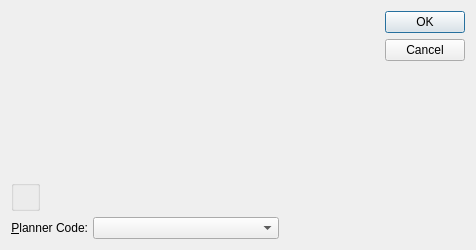
Before: the Qt Designer form guiclient/assignItemToPlannerCode.ui in knowhow/xtuple, drawn with Qt 5.
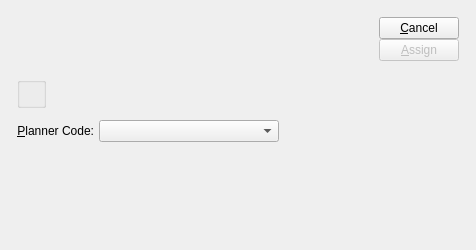
After: the same form once the commit is applied. Custom widgets are drawn as their Qt base class.

What changed in the file:
```diff
--- a/guiclient/assignItemToPlannerCode.ui
+++ b/guiclient/assignItemToPlannerCode.ui
@@ -20,48 +20,112 @@
   <property name="windowTitle">
    <string>Assign Item to Planner Code</string>
   </property>
-  <layout class="QGridLayout" name="gridLayout">
-   <item row="0" column="0">
-    <layout class="QHBoxLayout" name="horizontalLayout">
+  <layout class="QVBoxLayout" >
+   <property name="spacing" >
+    <number>0</number>
+   </property>
+   <property name="margin" >
+    <number>5</number>
+   </property>
      <item>
-      <widget class="ItemCluster" name="_item"/>
+    <layout class="QVBoxLayout" >
+     <property name="spacing" >
+      <number>12</number>
+     </property>
+     <property name="margin" >
+      <number>12</number>
+     </property>
+     <item>
+      <layout class="QHBoxLayout" >
+       <property name="spacing" >
+        <number>5</number>
+       </property>
+       <item>
+        <widget class="ItemCluster" name="_item" />
      </item>
      <item>
-      <spacer name="Spacer33">
-       <property name="orientation">
+        <layout class="QHBoxLayout" >
+         <property name="spacing" >
+          <number>0</number>
+         </property>
+         <item>
+          <spacer name="Spacer33" >
+           <property name="orientation" >
         <enum>Qt::Horizontal</enum>
        </property>
        <property name="sizeType">
         <enum>QSizePolicy::Expanding</enum>
        </property>
-       <property name="sizeHint" stdset="0">
+           <property name="sizeHint" stdset="0" >
         <size>
-         <width>13</width>
-         <height>61</height>
+             <width>20</width>
+             <height>20</height>
         </size>
        </property>
       </spacer>
      </item>
      <item>
-      <widget class="QDialogButtonBox" name="_buttonBox">
-       <property name="orientation">
+          <layout class="QVBoxLayout" >
+           <property name="spacing" >
+            <number>0</number>
+           </property>
+           <item>
+            <layout class="QVBoxLayout" >
+             <property name="spacing" >
+              <number>0</number>
+             </property>
+             <item>
+              <widget class="QPushButton" name="_close" >
+               <property name="text" >
+                <string>&amp;Cancel</string>
+               </property>
+              </widget>
+             </item>
+             <item>
+              <widget class="QPushButton" name="_assign" >
+               <property name="enabled" >
+                <bool>false</bool>
+               </property>
+               <property name="text" >
+                <string>&amp;Assign</string>
+               </property>
+               <property name="default" >
+                <bool>true</bool>
+               </property>
+              </widget>
+             </item>
+            </layout>
+           </item>
+           <item>
+            <spacer name="Spacer12" >
+             <property name="orientation" >
         <enum>Qt::Vertical</enum>
        </property>
-       <property name="standardButtons">
-        <set>QDialogButtonBox::Cancel|QDialogButtonBox::Ok</set>
-       </property>
-      </widget>
+             <property name="sizeType" >
+              <enum>QSizePolicy::Expanding</enum>
+             </property>
+             <property name="sizeHint" stdset="0" >
+              <size>
+               <width>20</width>
+               <height>4</height>
+              </size>
+             </property>
+            </spacer>
      </item>
     </layout>
    </item>
-   <item row="1" column="0">
-    <layout class="QHBoxLayout">
-     <property name="spacing">
+        </layout>
+       </item>
+      </layout>
+     </item>
+     <item>
+      <layout class="QHBoxLayout" >
+       <property name="spacing" >
       <number>0</number>
      </property>
      <item>
-      <widget class="WarehouseGroup" name="_warehouse">
-       <property name="title">
+        <widget class="WarehouseGroup" name="_warehouse" >
+         <property name="title" >
         <string/>
        </property>
        <property name="fixedSize">
@@ -70,8 +134,8 @@
       </widget>
      </item>
      <item>
-      <spacer name="Spacer32">
-       <property name="orientation">
+        <spacer name="Spacer32" >
+         <property name="orientation" >
         <enum>Qt::Horizontal</enum>
        </property>
        <property name="sizeType">
@@ -87,14 +151,14 @@
      </item>
     </layout>
    </item>
-   <item row="2" column="0">
-    <layout class="QHBoxLayout">
-     <property name="spacing">
+     <item>
+      <layout class="QHBoxLayout" >
+       <property name="spacing" >
       <number>5</number>
      </property>
      <item>
-      <widget class="QLabel" name="_plannerCodeLit">
-       <property name="text">
+        <widget class="QLabel" name="_plannerCodeLit" >
+         <property name="text" >
         <string>&amp;Planner Code:</string>
        </property>
        <property name="alignment">
@@ -106,9 +170,9 @@
       </widget>
      </item>
      <item>
-      <widget class="XComboBox" name="_plannerCode">
-       <property name="sizePolicy">
-        <sizepolicy hsizetype="Expanding" vsizetype="Fixed">
+        <widget class="XComboBox" name="_plannerCode" >
+         <property name="sizePolicy" >
+          <sizepolicy vsizetype="Fixed" hsizetype="Expanding" >
          <horstretch>0</horstretch>
          <verstretch>0</verstretch>
         </sizepolicy>
@@ -116,8 +180,8 @@
       </widget>
      </item>
      <item>
-      <spacer name="horizontalSpacer">
-       <property name="orientation">
+        <spacer name="horizontalSpacer" >
+         <property name="orientation" >
         <enum>Qt::Horizontal</enum>
        </property>
        <property name="sizeHint" stdset="0">
@@ -131,8 +195,26 @@
     </layout>
    </item>
   </layout>
+   </item>
+   <item>
+    <spacer name="Spacer34" >
+     <property name="orientation" >
+      <enum>Qt::Vertical</enum>
+     </property>
+     <property name="sizeType" >
+      <enum>QSizePolicy::Expanding</enum>
+     </property>
+     <property name="sizeHint" stdset="0" >
+      <size>
+       <width>20</width>
+       <height>20</height>
+      </size>
+     </property>
+    </spacer>
+   </item>
+  </layout>
  </widget>
- <layoutdefault spacing="6" margin="11"/>
+ <layoutdefault spacing="6" margin="11" />
  <pixmapfunction>qPixmapFromMimeSource</pixmapfunction>
  <customwidgets>
   <customwidget>
```
Left out of the diff: 62 changed lines with no effect on the pictures. Lines whose indentation alone changed are shown as unchanged.
